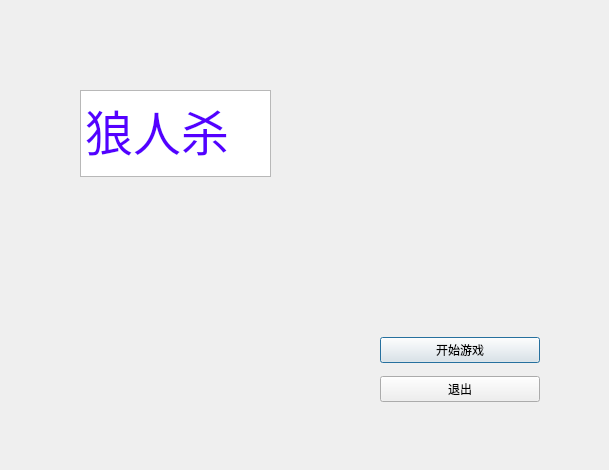
Before: the Qt Designer form server/werewolf.ui in GeminiBuddies/OOPLRS, drawn with Qt 5.
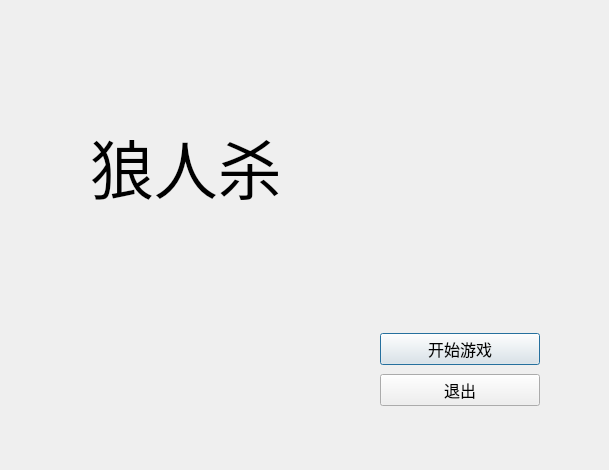
After: the same form once the commit is applied.

What changed in the file:
```diff
--- a/server/werewolf.ui
+++ b/server/werewolf.ui
@@ -25,6 +25,14 @@
    <layout class="QVBoxLayout" name="verticalLayout">
     <item>
      <widget class="QPushButton" name="pushButton_2">
+      <property name="font">
+       <font>
+        <family>楷体</family>
+        <pointsize>12</pointsize>
+        <weight>50</weight>
+        <bold>false</bold>
+       </font>
+      </property>
       <property name="text">
        <string>开始游戏</string>
       </property>
@@ -32,6 +40,14 @@
     </item>
     <item>
      <widget class="QPushButton" name="pushButton">
+      <property name="font">
+       <font>
+        <family>楷体</family>
+        <pointsize>12</pointsize>
+        <weight>50</weight>
+        <bold>false</bold>
+       </font>
+      </property>
       <property name="text">
        <string>退出</string>
       </property>
@@ -39,21 +55,23 @@
     </item>
    </layout>
   </widget>
-  <widget class="QTextEdit" name="textEdit">
+  <widget class="QLabel" name="label">
    <property name="geometry">
     <rect>
-     <x>80</x>
-     <y>90</y>
-     <width>191</width>
-     <height>87</height>
+     <x>90</x>
+     <y>110</y>
+     <width>231</width>
+     <height>111</height>
     </rect>
    </property>
-   <property name="html">
-    <string>&lt;!DOCTYPE HTML PUBLIC &quot;-//W3C//DTD HTML 4.0//EN&quot; &quot;http://www.w3.org/TR/REC-html40/strict.dtd&quot;&gt;
-&lt;html&gt;&lt;head&gt;&lt;meta name=&quot;qrichtext&quot; content=&quot;1&quot; /&gt;&lt;style type=&quot;text/css&quot;&gt;
-p, li { white-space: pre-wrap; }
-&lt;/style&gt;&lt;/head&gt;&lt;body style=&quot; font-family:'SimSun'; font-size:9pt; font-weight:400; font-style:normal;&quot;&gt;
-&lt;p style=&quot; margin-top:0px; margin-bottom:0px; margin-left:0px; margin-right:0px; -qt-block-indent:0; text-indent:0px;&quot;&gt;&lt;span style=&quot; font-size:36pt; color:#5500ff;&quot;&gt;狼人杀&lt;/span&gt;&lt;/p&gt;&lt;/body&gt;&lt;/html&gt;</string>
+   <property name="font">
+    <font>
+     <family>楷体</family>
+     <pointsize>48</pointsize>
+    </font>
+   </property>
+   <property name="text">
+    <string>狼人杀</string>
    </property>
   </widget>
  </widget>
```
